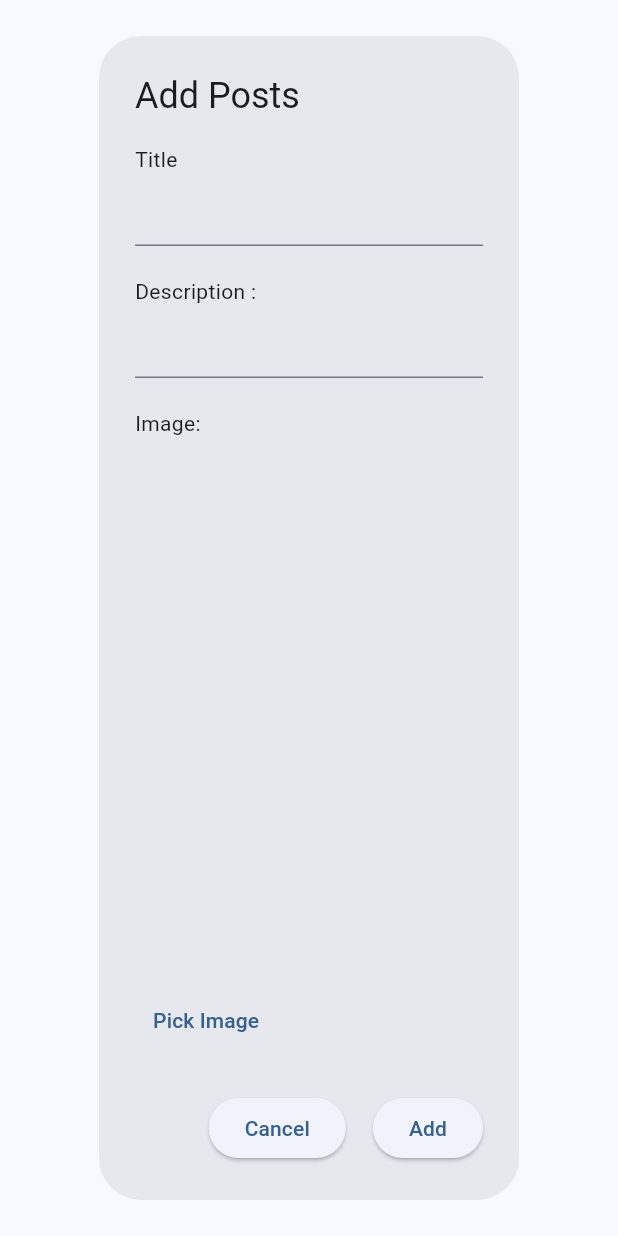
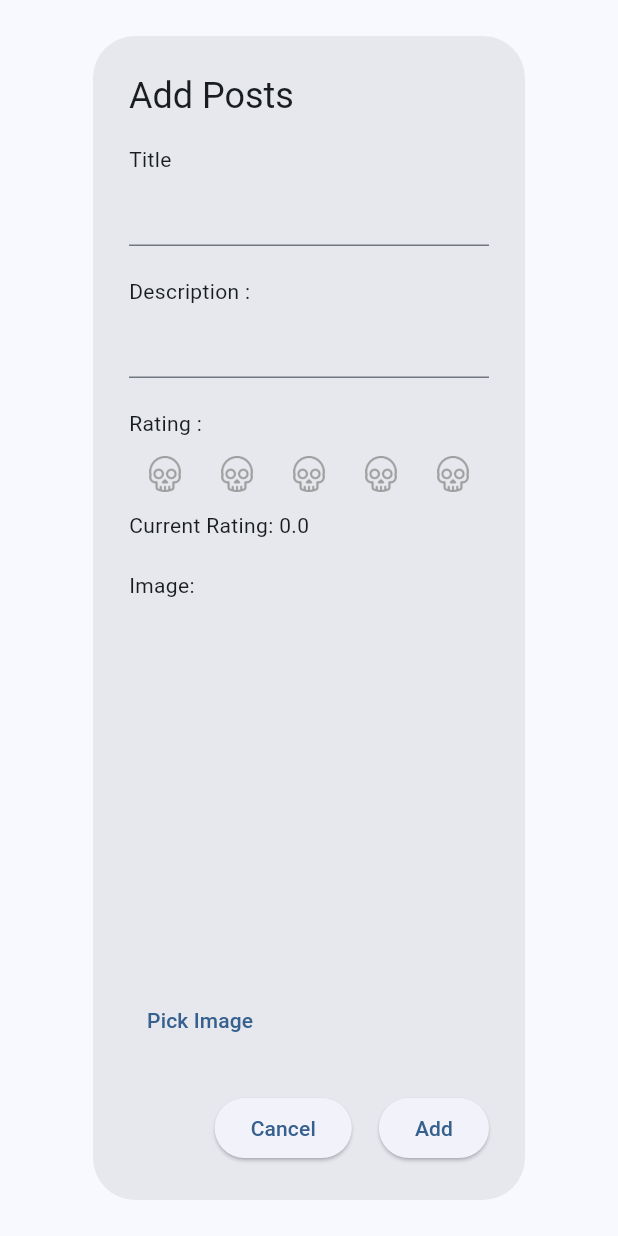
Before and after one commit to BintangPerdana/takoett, a Flutter app: the TambahPost widget shown alone on an empty page, opened directly, on a phone screen of 412 x 824 dp. Run offline on Flutter 3.47's test engine with Material 3 defaults, Android fonts, the phone set to English and light mode, and no system bars; our stand-ins replace cloud_firestore, firebase_auth, firebase_core, firebase_storage, image_picker; missing offline and left inert: dart:ffi; accounts and stored records are empty.

Commit message:
feat: add rating input and show with menyala abangku

```diff
--- a/lib/models/takoett.dart
+++ b/lib/models/takoett.dart
@@ -1,3 +1,5 @@
+import 'dart:ffi';
+
 import 'package:cloud_firestore/cloud_firestore.dart';
 
 class Takoett {
@@ -5,6 +7,7 @@ class Takoett {
   final String title;
   final String description;
   String? image;
+  double rating;
   Timestamp? createdAt;
   Timestamp? updatedAt;
 
@@ -13,6 +16,7 @@ class Takoett {
     required this.title,
     required this.description,
     required this.image,
+    required this.rating,
     this.createdAt,
     this.updatedAt,
   });
@@ -24,6 +28,7 @@ class Takoett {
       title: data['title'],
       description: data['description'],
       image: data['image'],
+      rating: data['rating'],
       createdAt: data['createdAt'] as Timestamp,
       updatedAt: data['updatedAt'] as Timestamp,
     );
@@ -34,6 +39,7 @@ class Takoett {
       'title': title,
       'description': description,
       'image': image,
+      'rating': rating,
       'createdAt': createdAt,
       'updatedAt': updatedAt,
     };
--- a/lib/services/takoett_services.dart
+++ b/lib/services/takoett_services.dart
@@ -13,11 +13,12 @@ class TakoettServices {
   static final FirebaseStorage _storage = FirebaseStorage.instance;
 
   // Tambah data
-  static Future<void> addNote(Takoett takoett) async {
+  static Future<void> addPost(Takoett takoett) async {
     Map<String, dynamic> newPost = {
       'title': takoett.title,
       'description': takoett.description,
       'image': takoett.image,
+      'rating': takoett.rating,
       'createdAt': FieldValue.serverTimestamp(),
       'updatedAt': FieldValue.serverTimestamp(),
     };
@@ -38,6 +39,7 @@ class TakoettServices {
           title: data['title'],
           description: data['description'],
           image: data['image'],
+          rating: data['rating'] ?? 0.0,
           createdAt:
               data['createdAt'] != null ? data['createdAt'] as Timestamp : null,
           updatedAt:
@@ -53,6 +55,7 @@ class TakoettServices {
       'title': takoett.title,
       'description': takoett.description,
       'image': takoett.image,
+      'rating': takoett.rating,
       'updatedAt': FieldValue.serverTimestamp(),
     };
     try {
--- a/lib/widgets/takoett_dialog.dart
+++ b/lib/widgets/takoett_dialog.dart
@@ -15,6 +15,7 @@ class TambahPost extends StatefulWidget {
 class _TambahPostState extends State<TambahPost> {
   final TextEditingController _titleController = TextEditingController();
   final TextEditingController _descriptionController = TextEditingController();
+  double _rating = 0;
   XFile? _imageFile;
 
   @override
@@ -60,6 +61,33 @@ class _TambahPostState extends State<TambahPost> {
           ),
           const Padding(
             padding: EdgeInsets.only(top: 20),
+            child: Text('Rating : '),
+          ),
+          Row(
+            mainAxisSize: MainAxisSize.min,
+            children: List.generate(5, (index) {
+              return IconButton(
+                icon: Image.asset(
+                  index < _rating
+                      ? 'images/icon/skull_selected.png'
+                      : 'images/icon/skull.png',
+                  color: index < _rating
+                      ? Colors.red
+                      : Colors.grey, // Optional: Adjust color if needed
+                  width: 24, // Adjust the size as needed
+                  height: 24, // Adjust the size as needed
+                ),
+                onPressed: () {
+                  setState(() {
+                    _rating = index + 1;
+                  });
+                },
+              );
+            }),
+          ),
+          Text('Current Rating: $_rating'),
+          const Padding(
+            padding: EdgeInsets.only(top: 20),
             child: Text('Image: '),
           ),
           Expanded(
@@ -100,10 +128,11 @@ class _TambahPostState extends State<TambahPost> {
               title: _titleController.text,
               description: _descriptionController.text,
               image: image,
+              rating: _rating,
               createdAt: widget.takoett?.createdAt,
             );
             if (widget.takoett == null) {
-              TakoettServices.addNote(takoett)
+              TakoettServices.addPost(takoett)
                   .whenComplete(() => Navigator.of(context).pop());
             } else {
               TakoettServices.updateNote(takoett)
--- a/pubspec.yaml
+++ b/pubspec.yaml
@@ -22,3 +22,5 @@ dev_dependencies:
 
 flutter:
   uses-material-design: true
+  assets:
+    - images/icon/
```
Also changed, not shown: lib/screens/detail_screen.dart (+19 -0 lines), lib/screens/home_screen.dart (+25 -1 lines), images/icon/skull.png (added), images/icon/skull_selected.png (added).
